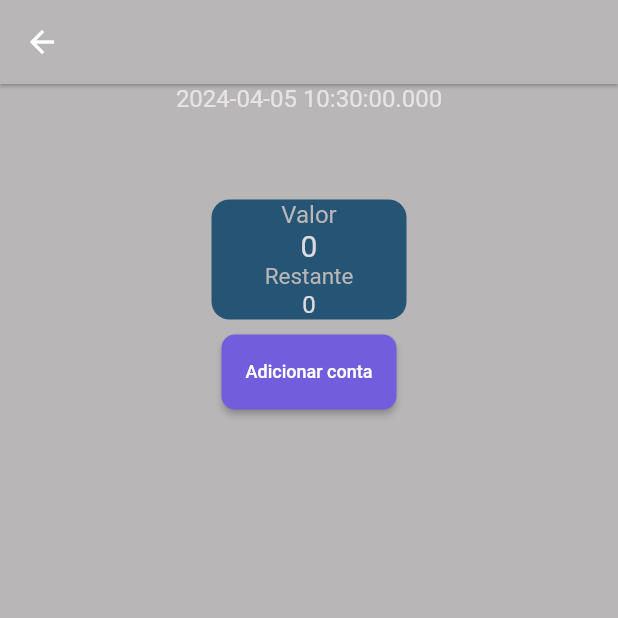
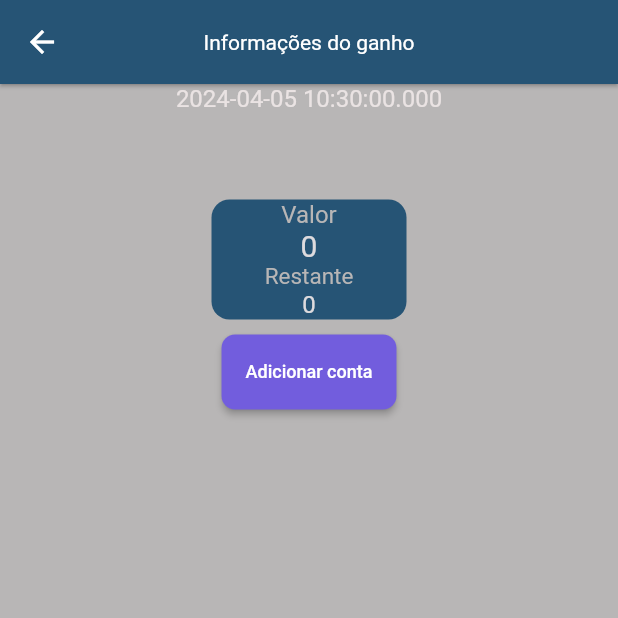
Before and after one commit to EduardoGomesSa/myfinance, a Flutter app: the IncomeInfoPage screen opened directly with empty values, on a phone screen of 412 x 824 dp, the top half of it. Run offline on Flutter 3.47's test engine with Material 2 defaults, Android fonts, the phone set to English and light mode, and no system bars; our stand-ins replace dio, fluttertoast, get, shared_preferences; accounts and stored records are empty.

Commit message:
configuração dos appbars de income_info e profile

```diff
--- a/lib/app/pages/income/income_info_page.dart
+++ b/lib/app/pages/income/income_info_page.dart
@@ -15,7 +15,10 @@ class IncomeInfoPage extends StatelessWidget {
     final size = MediaQuery.of(context).size;
 
     return Scaffold(
-      appBar: AppBar(),
+      appBar: AppBar(
+        title: const Text("Informações do ganho"),
+        backgroundColor: AppColors.backgroundComponent,
+      ),
       backgroundColor: AppColors.background,
       body: ListView(
         children: [
```
Also changed, not shown: lib/app/pages/profile/profile_page.dart (+9 -2 lines).
